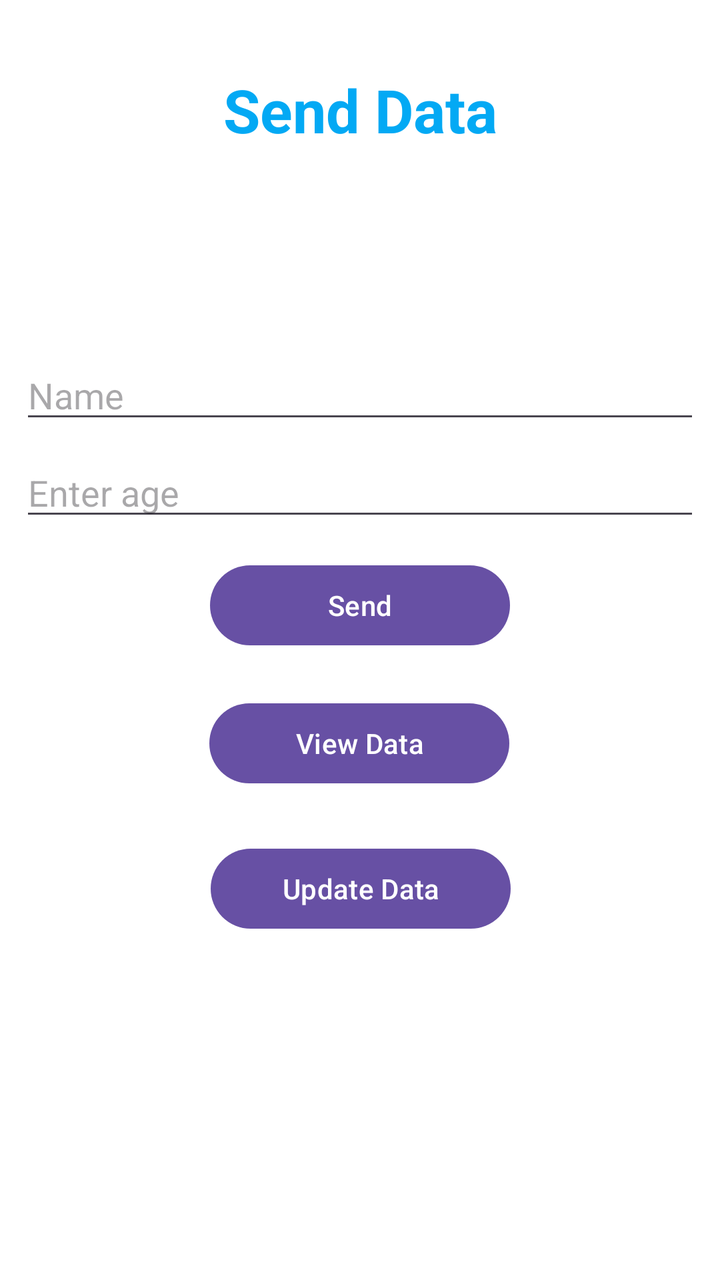
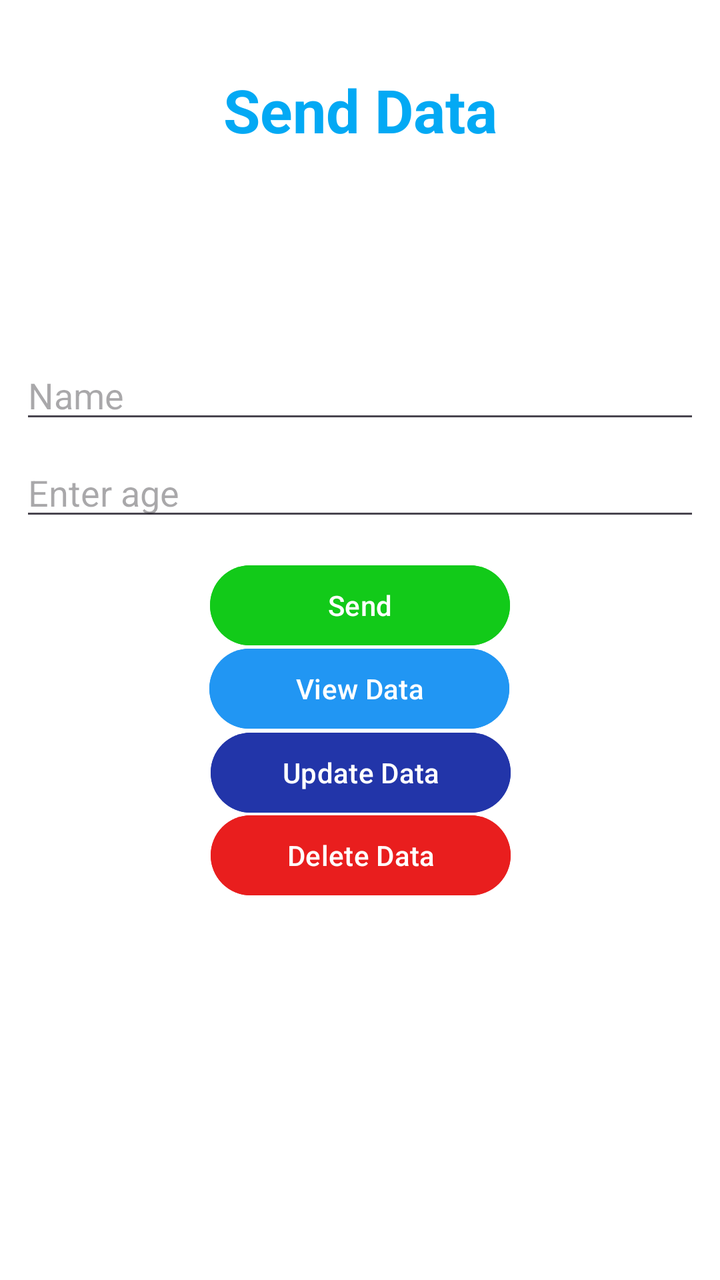

Before-and-after screenshots of an Android layout around one commit, followed by the original layout XML and the change that was made.
<!-- AndroidManifest.xml: application theme Theme.Lab9 -->
<!-- res/layout/activity_main.xml -->
<?xml version="1.0" encoding="utf-8"?>
<androidx.constraintlayout.widget.ConstraintLayout xmlns:android="http://schemas.android.com/apk/res/android"
    xmlns:app="http://schemas.android.com/apk/res-auto"
    xmlns:tools="http://schemas.android.com/tools"
    android:id="@+id/main"
    android:layout_width="match_parent"
    android:layout_height="match_parent"
    tools:context=".MainActivity"
    android:background="@color/white">

    <TextView
        android:layout_width="wrap_content"
        android:layout_height="wrap_content"
        android:text="Send Data"
        android:textColor="#03A9F4"
        android:textSize="30dp"
        android:textStyle="bold"
        app:layout_constraintBottom_toBottomOf="parent"
        app:layout_constraintEnd_toEndOf="parent"
        app:layout_constraintStart_toStartOf="parent"
        app:layout_constraintTop_toTopOf="parent"
        app:layout_constraintVertical_bias="0.058" />

    <EditText
        android:id="@+id/name"
        android:layout_width="match_parent"
        android:layout_height="wrap_content"
        android:ems="10"
        android:inputType="text"
        android:hint="Name"
        android:layout_marginLeft="10dp"
        android:layout_marginRight="10dp"
        app:layout_constraintBottom_toBottomOf="parent"
        app:layout_constraintEnd_toEndOf="parent"
        app:layout_constraintHorizontal_bias="0.477"
        app:layout_constraintStart_toStartOf="parent"
        app:layout_constraintTop_toTopOf="parent"
        app:layout_constraintVertical_bias="0.293" />

    <EditText
        android:id="@+id/age"
        android:layout_width="match_parent"
        android:layout_height="wrap_content"
        android:ems="10"
        android:inputType="text"
        android:hint="Enter age"
        android:layout_marginRight="10dp"
        android:layout_marginLeft="10dp"
        app:layout_constraintBottom_toBottomOf="parent"
        app:layout_constraintEnd_toEndOf="parent"
        app:layout_constraintHorizontal_bias="0.0"
        app:layout_constraintStart_toStartOf="parent"
        app:layout_constraintTop_toTopOf="parent"
        app:layout_constraintVertical_bias="0.374" />

    <Button
        android:id="@+id/send"
        android:layout_width="150dp"
        android:layout_height="wrap_content"
        android:text="Send"
        app:layout_constraintBottom_toBottomOf="parent"
        app:layout_constraintEnd_toEndOf="parent"
        app:layout_constraintStart_toStartOf="parent"
        app:layout_constraintTop_toTopOf="parent"
        app:layout_constraintVertical_bias="0.471" />

    <Button
        android:id="@+id/view"
        android:layout_width="150dp"
        android:layout_height="wrap_content"
        android:text="View Data"
        app:layout_constraintBottom_toBottomOf="parent"
        app:layout_constraintEnd_toEndOf="parent"
        app:layout_constraintHorizontal_bias="0.498"
        app:layout_constraintStart_toStartOf="parent"
        app:layout_constraintTop_toTopOf="parent"
        app:layout_constraintVertical_bias="0.587" />

    <Button
        android:id="@+id/update"
        android:layout_width="150dp"
        android:layout_height="wrap_content"
        android:text="Update Data"
        app:layout_constraintBottom_toBottomOf="parent"
        app:layout_constraintEnd_toEndOf="parent"
        app:layout_constraintHorizontal_bias="0.501"
        app:layout_constraintStart_toStartOf="parent"
        app:layout_constraintTop_toTopOf="parent"
        app:layout_constraintVertical_bias="0.71" />

</androidx.constraintlayout.widget.ConstraintLayout>
<!-- resources referenced by this layout -->
<resources>
  <color name="white">#FFFFFFFF</color>
  <style name="Theme.Lab9" parent="Base.Theme.Lab9" />
  <style name="Base.Theme.Lab9" parent="Theme.Material3.DayNight.NoActionBar">
          
          
      </style>
</resources>

<!-- the commit's change to res/layout/activity_main.xml (unified diff, before → after) -->
@@ -62,30 +62,46 @@
         app:layout_constraintEnd_toEndOf="parent"
         app:layout_constraintStart_toStartOf="parent"
         app:layout_constraintTop_toTopOf="parent"
-        app:layout_constraintVertical_bias="0.471" />
+        app:layout_constraintVertical_bias="0.471"
+        android:backgroundTint="#12CA19"/>
 
     <Button
         android:id="@+id/view"
         android:layout_width="150dp"
         android:layout_height="wrap_content"
+        android:backgroundTint="#2196F3"
         android:text="View Data"
         app:layout_constraintBottom_toBottomOf="parent"
         app:layout_constraintEnd_toEndOf="parent"
         app:layout_constraintHorizontal_bias="0.498"
         app:layout_constraintStart_toStartOf="parent"
         app:layout_constraintTop_toTopOf="parent"
-        app:layout_constraintVertical_bias="0.587" />
+        app:layout_constraintVertical_bias="0.541" />
 
     <Button
         android:id="@+id/update"
         android:layout_width="150dp"
         android:layout_height="wrap_content"
         android:text="Update Data"
+        android:backgroundTint="#2235A9"
         app:layout_constraintBottom_toBottomOf="parent"
         app:layout_constraintEnd_toEndOf="parent"
         app:layout_constraintHorizontal_bias="0.501"
         app:layout_constraintStart_toStartOf="parent"
         app:layout_constraintTop_toTopOf="parent"
-        app:layout_constraintVertical_bias="0.71" />
+        app:layout_constraintVertical_bias="0.612" />
+
+    <Button
+        android:id="@+id/delete"
+        android:layout_width="150dp"
+        android:layout_height="wrap_content"
+        android:backgroundTint="#E91E1E"
+        android:text="Delete Data"
+        app:layout_constraintBottom_toBottomOf="parent"
+        app:layout_constraintEnd_toEndOf="parent"
+        app:layout_constraintHorizontal_bias="0.501"
+        app:layout_constraintStart_toStartOf="parent"
+        app:layout_constraintTop_toTopOf="parent"
+        app:layout_constraintVertical_bias="0.682" />
 
 </androidx.constraintlayout.widget.ConstraintLayout>
